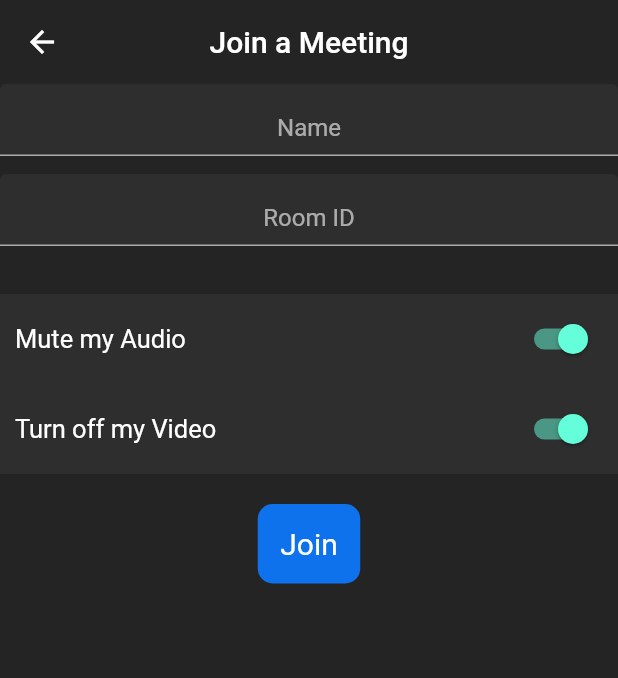
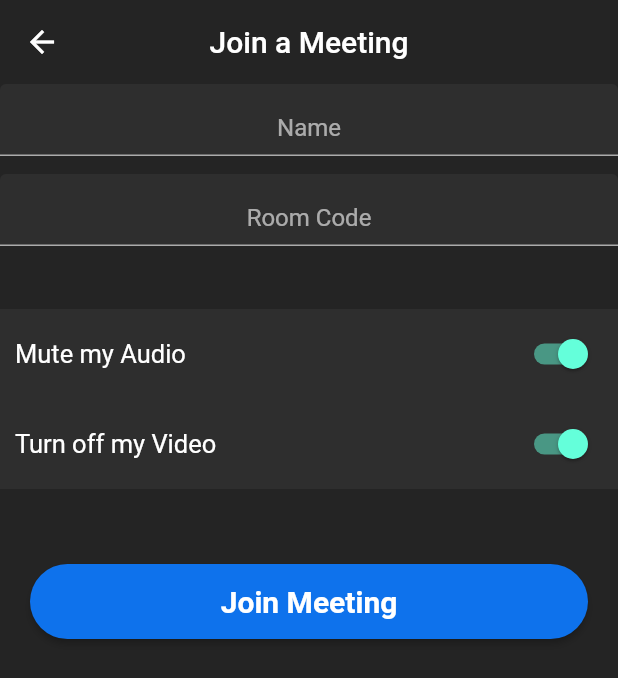
Before and after one commit to Rahul-Rasve/Zoom-Clone, a Flutter app: the VideoCallView screen opened by its route, on a phone screen of 412 x 824 dp. Shown: the top 678 px of the screen. Run offline on Flutter 3.47's test engine with Material 2 defaults, Android fonts, the phone set to English and light mode, and no system bars; our stand-ins replace cloud_firestore, firebase_auth, firebase_core, google_sign_in; missing offline and left inert: jitsi_meet; accounts and stored records are empty.

Commit message:
minor styling and changes

```diff
--- a/lib/screens/home_page.dart
+++ b/lib/screens/home_page.dart
@@ -65,12 +65,6 @@ class _HomePageState extends State<HomePage> {
             ),
             label: 'Meetings',
           ),
-          // BottomNavigationBarItem(
-          //   icon: Icon(
-          //     Icons.person,
-          //   ),
-          //   label: 'Contacts',
-          // ),
           BottomNavigationBarItem(
             icon: Icon(
               Icons.logout_outlined,
--- a/lib/screens/join_video_call_view.dart
+++ b/lib/screens/join_video_call_view.dart
@@ -5,7 +5,9 @@ import 'package:jitsi_meet/jitsi_meet.dart';
 import 'package:zoom_clone/resources/auth_provider.dart';
 import 'package:zoom_clone/resources/meeting_provider_jitsi.dart';
 import 'package:zoom_clone/utilities/colors.dart';
+import 'package:zoom_clone/widgets/input_field.dart';
 import 'package:zoom_clone/widgets/meeting_options.dart';
+import 'package:zoom_clone/widgets/round_button.dart';
 
 class VideoCallView extends StatefulWidget {
   const VideoCallView({super.key});
@@ -62,40 +64,21 @@ class _VideoCallViewState extends State<VideoCallView> {
           ),
         ),
       ),
-      body: Column(
+      body: SingleChildScrollView(
+        child: Column(
           children: [
-          SizedBox(
-            height: 60,
-            child: TextField(
+            InputField(
               controller: meetingName,
-              maxLines: 1,
-              textAlign: TextAlign.center,
-              keyboardType: TextInputType.text,
-              decoration: InputDecoration(
-                fillColor: secondaryBackgroundColor,
-                filled: true,
               hintText: 'Name',
-                contentPadding: EdgeInsets.only(top: 10.0),
+              inputType: TextInputType.text,
             ),
-            ),
+            InputField(
+              controller: meetingId,
+              hintText: 'Room Code',
+              inputType: TextInputType.number,
             ),
             SizedBox(
-            height: 60.0,
-            child: TextField(
-              controller: meetingId,
-              maxLines: 1,
-              textAlign: TextAlign.center,
-              keyboardType: TextInputType.number,
-              decoration: InputDecoration(
-                fillColor: secondaryBackgroundColor,
-                filled: true,
-                hintText: 'Room ID',
-                contentPadding: EdgeInsets.only(top: 10.0),
-              ),
-            ),
-          ),
-          SizedBox(
-            height: 20.0,
+              height: 30.0,
             ),
             MeetingOptions(
               settingName: 'Mute my Audio',
@@ -116,27 +99,14 @@ class _VideoCallViewState extends State<VideoCallView> {
               },
             ),
             SizedBox(
-            height: 20.0,
+              height: 30.0,
             ),
-          Container(
-            decoration: BoxDecoration(
-              borderRadius: BorderRadius.circular(10.0),
-              color: buttonColor,
+            RoundButton(
+              text: 'Join Meeting',
+              onPressed: joinMeeting,
+            )
+          ],
         ),
-            child: InkWell(
-              onTap: joinMeeting,
-              child: Padding(
-                padding: EdgeInsets.all(15.0),
-                child: Text(
-                  'Join',
-                  style: TextStyle(
-                    fontSize: 20.0,
-                  ),
-                ),
-              ),
-            ),
-          ),
-        ],
       ),
     );
   }
--- /dev/null
+++ b/lib/widgets/input_field.dart
@@ -0,0 +1,36 @@
+// ignore_for_file: prefer_const_constructors
+
+import 'package:flutter/material.dart';
+import 'package:zoom_clone/utilities/colors.dart';
+
+class InputField extends StatelessWidget {
+  const InputField({
+    super.key,
+    required this.controller,
+    required this.hintText,
+    required this.inputType,
+  });
+
+  final TextEditingController controller;
+  final String hintText;
+  final TextInputType inputType;
+
+  @override
+  Widget build(BuildContext context) {
+    return SizedBox(
+      height: 60,
+      child: TextField(
+        controller: controller,
+        maxLines: 1,
+        textAlign: TextAlign.center,
+        keyboardType: inputType,
+        decoration: InputDecoration(
+          fillColor: secondaryBackgroundColor,
+          filled: true,
+          hintText: hintText,
+          contentPadding: EdgeInsets.only(top: 10.0),
+        ),
+      ),
+    );
+  }
+}
```
Also changed, not shown: lib/screens/meeting_view.dart (+0 -10 lines), 37 other files. Lines whose indentation alone changed are shown as unchanged.
